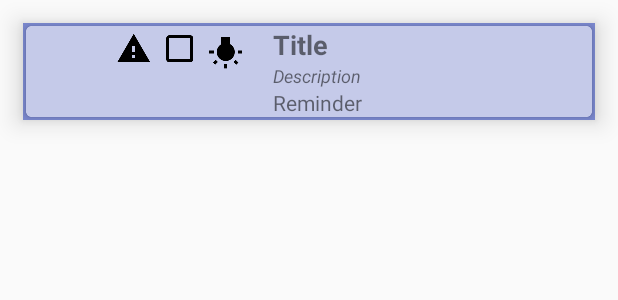
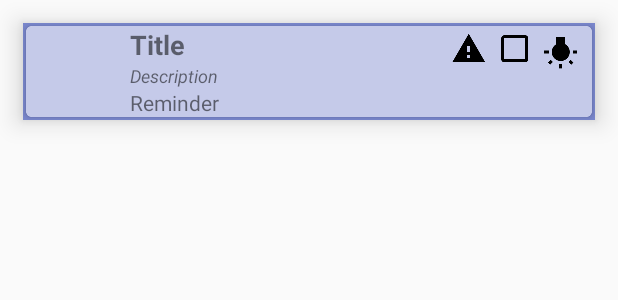
Before and after one commit to mbeascoa/TareasV2, an Android app: the layout list_item_note.xml on its own in the app's theme, with its tools: preview values and no code run, on a phone screen of 412 x 824 dp. Shown: the top 300 px of the screen. Run offline under Robolectric (Android 15) with nearby library versions, the phone set to English and light mode, and no system bars.

```diff
--- a/app/src/main/java/com/beastek/tareas/Note.java
+++ b/app/src/main/java/com/beastek/tareas/Note.java
@@ -86,7 +86,10 @@ public class Note implements Serializable {
             jo.put(JSON_DATETIME, mToDoDate.getTime());
         }
         jo.put(JSON_COLOR, mTodoColor);
-        jo.put(JSON_IDENTIFIER, mTodoIdentifier.toString());
+        if (mTodoIdentifier != null) {
+            jo.put(JSON_IDENTIFIER, mTodoIdentifier.toString());
+        }
+
 
         return jo;
     }
--- a/app/src/main/res/layout/list_item_note.xml
+++ b/app/src/main/res/layout/list_item_note.xml
@@ -22,40 +22,16 @@
             android:layout_height="match_parent"
             android:background="#C5CAE9">
 
-            <ImageView android:layout_width="60dp"
-                android:layout_height="60dp"
-                android:id="@+id/image_view"/>
+            <ImageView
+                android:layout_width="45dp"
+                android:layout_height="45dp"
+                android:layout_marginLeft="8dp"
+                android:layout_gravity="center_vertical"
+                android:id="@+id/circle_image"/>
 
-            <ImageView
-                android:id="@+id/image_view_important"
-                android:layout_width="wrap_content"
-                android:layout_height="wrap_content"
-                android:layout_marginLeft="3dp"
-                android:layout_marginTop="3dp"
-                android:layout_marginEnd="3dp"
-                android:layout_marginRight="3dp"
-                android:longClickable="true"
-                app:srcCompat="@drawable/ic_warning_black_24dp" />
-
-            <ImageView
-                android:id="@+id/image_view_todo"
-                android:layout_width="wrap_content"
-                android:layout_height="wrap_content"
-                android:layout_margin="3dp"
-                android:longClickable="true"
-                app:srcCompat="@drawable/ic_check_box_outline_blank_black_24dp" />
-
-            <ImageView
-                android:id="@+id/image_view_idea"
-                android:layout_width="wrap_content"
-                android:layout_height="wrap_content"
-                android:layout_marginLeft="3dp"
-                android:layout_marginTop="6dp"
-                android:layout_marginRight="3dp"
-                app:srcCompat="@drawable/ic_wb_incandescent_black_24dp" />
 
             <LinearLayout
-                android:layout_width="match_parent"
+                android:layout_width="230dp"
                 android:layout_height="wrap_content"
                 android:orientation="vertical">
 
@@ -64,7 +40,6 @@
                     android:layout_width="match_parent"
                     android:layout_height="wrap_content"
                     android:layout_marginLeft="16dp"
-                    android:longClickable="true"
                     android:text="Title"
                     android:textAlignment="viewStart"
                     android:textSize="18sp"
@@ -75,18 +50,49 @@
                     android:layout_width="match_parent"
                     android:layout_height="wrap_content"
                     android:layout_marginLeft="16dp"
-                    android:longClickable="true"
                     android:text="Description"
                     android:textAlignment="viewStart"
                     android:textSize="12sp"
                     android:textStyle="italic" />
 
                 <TextView
-                    android:id="@+id/tv_date_listview"
+                    android:id="@+id/text_view_date_listview"
                     android:layout_width="match_parent"
                     android:layout_height="wrap_content"
                     android:paddingLeft="16dp"
                     android:text="Reminder" />
+            </LinearLayout>
+
+            <LinearLayout
+                android:id="@+id/icon_container"
+                android:layout_width="wrap_content"
+                android:layout_height="wrap_content">
+
+                <ImageView
+                    android:id="@+id/image_view_important"
+                    android:layout_width="wrap_content"
+                    android:layout_height="wrap_content"
+                    android:layout_marginLeft="3dp"
+                    android:layout_marginTop="3dp"
+                    android:layout_marginEnd="3dp"
+                    android:layout_marginRight="3dp"
+                    app:srcCompat="@drawable/ic_warning_black_24dp" />
+
+                <ImageView
+                    android:id="@+id/image_view_todo"
+                    android:layout_width="wrap_content"
+                    android:layout_height="wrap_content"
+                    android:layout_margin="3dp"
+                    app:srcCompat="@drawable/ic_check_box_outline_blank_black_24dp" />
+
+                <ImageView
+                    android:id="@+id/image_view_idea"
+                    android:layout_width="wrap_content"
+                    android:layout_height="wrap_content"
+                    android:layout_marginLeft="3dp"
+                    android:layout_marginTop="6dp"
+                    android:layout_marginRight="3dp"
+                    app:srcCompat="@drawable/ic_wb_incandescent_black_24dp" />
             </LinearLayout>
 
         </LinearLayout>
```
Also changed, not shown: app/src/main/java/com/beastek/tareas/DialogNewNote.java (+5 -5 lines), app/src/main/java/com/beastek/tareas/MainActivityNote.java (+17 -9 lines).
